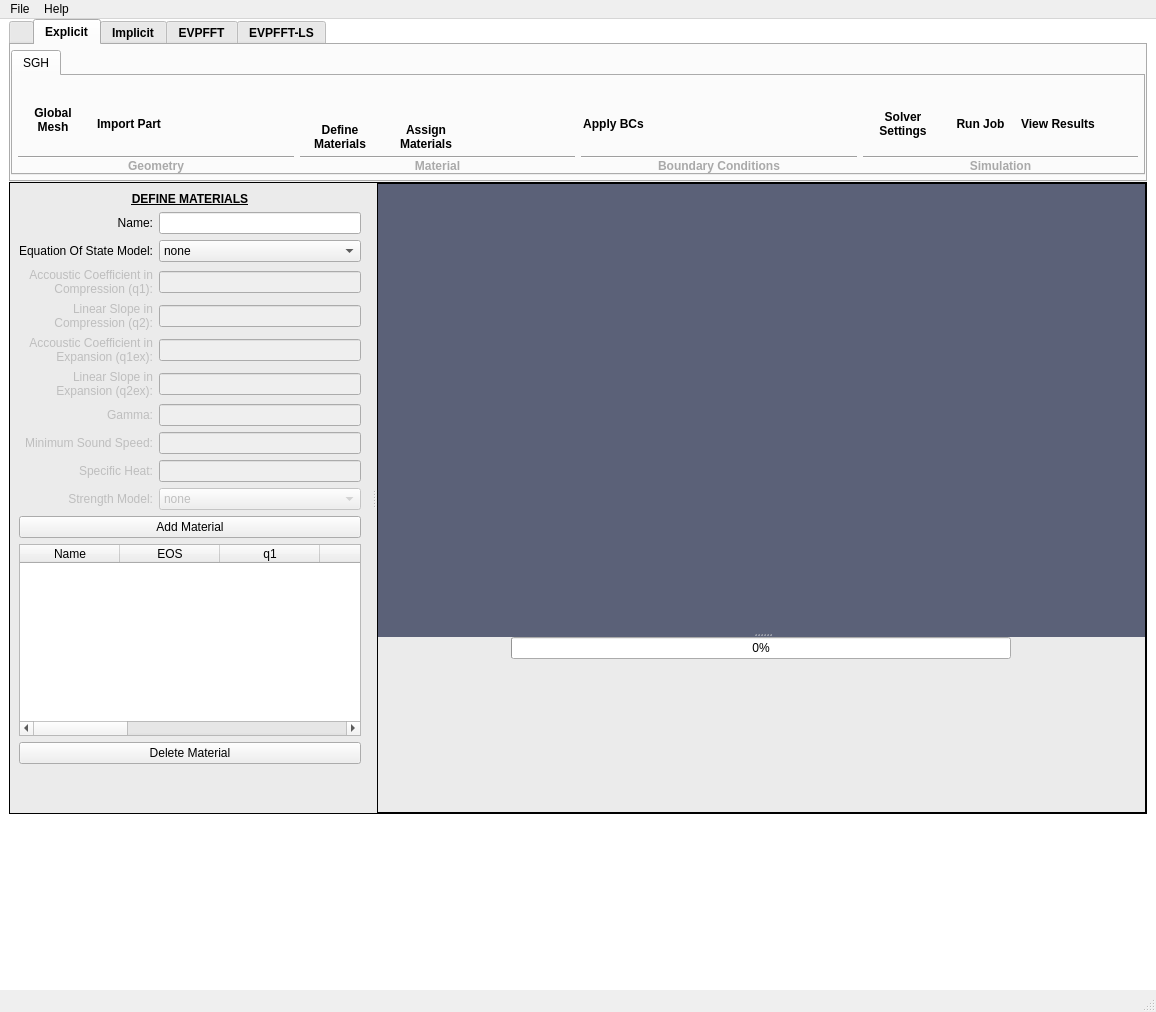
Old version of the form python/FIERRO-GUI/fierro_gui/FIERRO_GUI.ui in the repository lanl/Fierro.
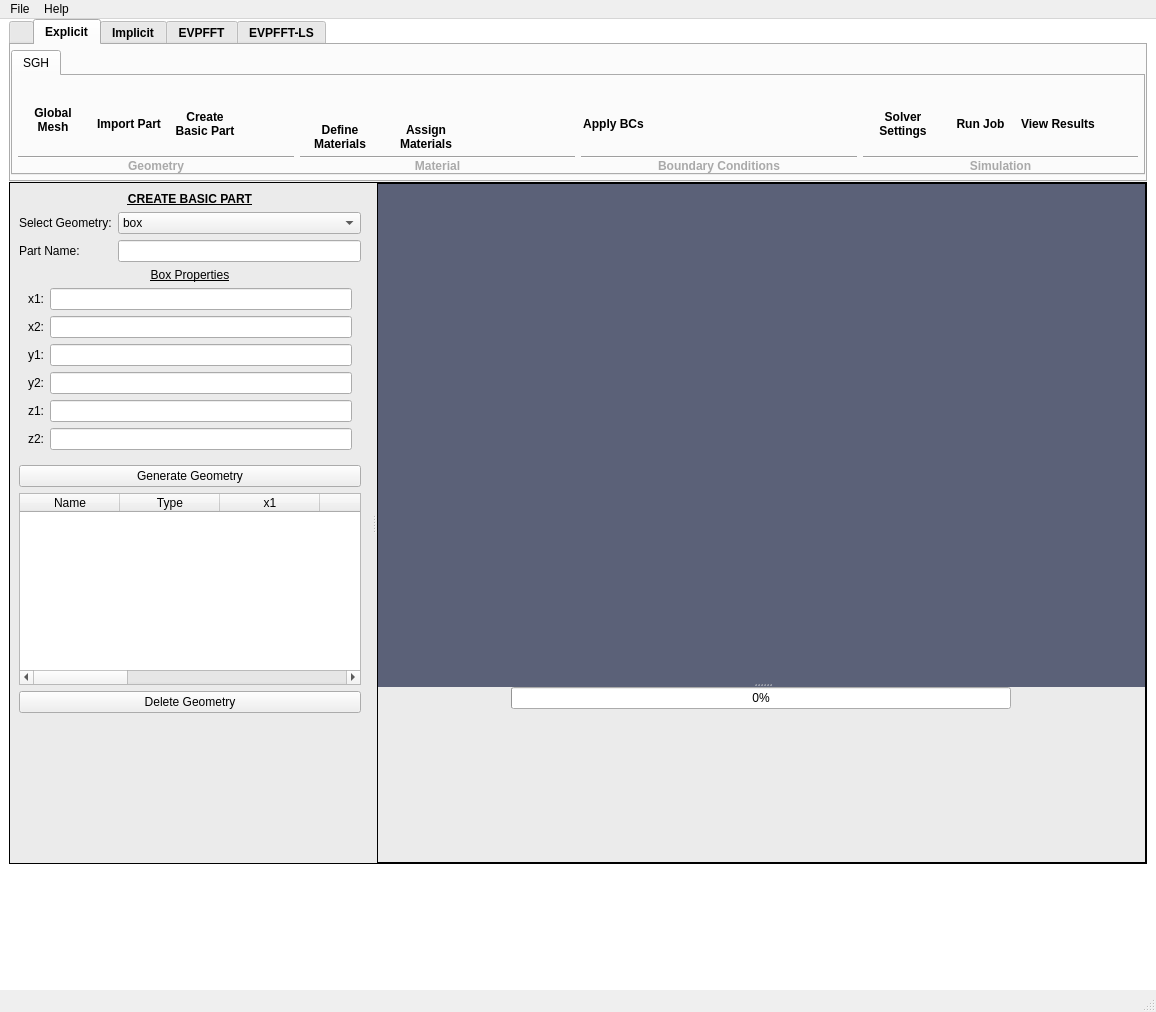
New version of the form. The open tabs and pages were chosen to show the change. Icons and pictures are not drawn.

Patch:
```diff
--- a/python/FIERRO-GUI/fierro_gui/FIERRO_GUI.ui
+++ b/python/FIERRO-GUI/fierro_gui/FIERRO_GUI.ui
@@ -34,7 +34,7 @@
 #ParaviewFrame{
 	background-color: rgb(91, 97, 120);
 }
-#BImportPart:hover, #BDefineMaterial:hover, #BApplyBC:hover, #BSolverSettings:hover, #BRunEVPFFT:hover, #BViewResults:hover, #BGlobalMesh:hover, #BImportPartSGH:hover, #BDefineMaterialSGH:hover, #BAssignMaterialSGH:hover, #BApplyBCSGH:hover, #BSolverSettingsSGH:hover, #BViewResultsSGH:hover, #BRunSGH:hover{
+#BImportPart:hover, #BDefineMaterial:hover, #BApplyBC:hover, #BSolverSettings:hover, #BRunEVPFFT:hover, #BViewResults:hover, #BGlobalMesh:hover, #BImportPartSGH:hover, #BDefineMaterialSGH:hover, #BAssignMaterialSGH:hover, #BApplyBCSGH:hover, #BSolverSettingsSGH:hover, #BViewResultsSGH:hover, #BRunSGH:hover, #BCreateBasicPart:hover{
 	background-color: rgb(192, 192, 192);
 	border-radius: 15px;
 }
@@ -184,7 +184,7 @@
                  <property name="frameShadow">
                   <enum>QFrame::Raised</enum>
                  </property>
-                 <layout class="QHBoxLayout" name="horizontalLayout_26">
+                 <layout class="QHBoxLayout" name="horizontalLayout_10">
                   <property name="leftMargin">
                    <number>0</number>
                   </property>
@@ -266,6 +266,75 @@
                     </layout>
                    </widget>
                   </item>
+                  <item>
+                   <widget class="QFrame" name="ImportPart_6">
+                    <property name="minimumSize">
+                     <size>
+                      <width>70</width>
+                      <height>80</height>
+                     </size>
+                    </property>
+                    <property name="maximumSize">
+                     <size>
+                      <width>70</width>
+                      <height>80</height>
+                     </size>
+                    </property>
+                    <property name="frameShape">
+                     <enum>QFrame::NoFrame</enum>
+                    </property>
+                    <property name="frameShadow">
+                     <enum>QFrame::Raised</enum>
+                    </property>
+                    <layout class="QVBoxLayout" name="verticalLayout_70">
+                     <property name="spacing">
+                      <number>0</number>
+                     </property>
+                     <property name="leftMargin">
+                      <number>0</number>
+                     </property>
+                     <property name="topMargin">
+                      <number>0</number>
+                     </property>
+                     <property name="rightMargin">
+                      <number>0</number>
+                     </property>
+                     <property name="bottomMargin">
+                      <number>5</number>
+                     </property>
+                     <item>
+                      <widget class="QPushButton" name="BImportPartSGH">
+                       <property name="text">
+                        <string/>
+                       </property>
+                       <property name="icon">
+                        <iconset resource="Icons/IconResourceFile.qrc">
+                         <normaloff>:/Blue Icons/Blue Icons/DownloadCube.svg</normaloff>:/Blue Icons/Blue Icons/DownloadCube.svg</iconset>
+                       </property>
+                       <property name="iconSize">
+                        <size>
+                         <width>50</width>
+                         <height>50</height>
+                        </size>
+                       </property>
+                       <property name="flat">
+                        <bool>true</bool>
+                       </property>
+                      </widget>
+                     </item>
+                     <item>
+                      <widget class="QLabel" name="LImportPart_7">
+                       <property name="text">
+                        <string>&lt;html&gt;&lt;head/&gt;&lt;body&gt;&lt;p align=&quot;center&quot;&gt;&lt;span style=&quot; font-weight:700;&quot;&gt;Import Part&lt;/span&gt;&lt;/p&gt;&lt;/body&gt;&lt;/html&gt;</string>
+                       </property>
+                       <property name="wordWrap">
+                        <bool>true</bool>
+                       </property>
+                      </widget>
+                     </item>
+                    </layout>
+                   </widget>
+                  </item>
                   <item>
                    <widget class="QFrame" name="ImportPart_4">
                     <property name="minimumSize">
@@ -303,13 +372,13 @@
                       <number>5</number>
                      </property>
                      <item>
-                      <widget class="QPushButton" name="BImportPartSGH">
+                      <widget class="QPushButton" name="BCreateBasicPart">
                        <property name="text">
                         <string/>
                        </property>
                        <property name="icon">
                         <iconset resource="Icons/IconResourceFile.qrc">
-                         <normaloff>:/Blue Icons/Blue Icons/Cube.svg</normaloff>:/Blue Icons/Blue Icons/Cube.svg</iconset>
+                         <normaloff>:/Blue Icons/Blue Icons/Shapes.svg</normaloff>:/Blue Icons/Blue Icons/Shapes.svg</iconset>
                        </property>
                        <property name="iconSize">
                         <size>
@@ -325,7 +394,7 @@
                      <item>
                       <widget class="QLabel" name="LImportPart_4">
                        <property name="text">
-                        <string>&lt;html&gt;&lt;head/&gt;&lt;body&gt;&lt;p align=&quot;center&quot;&gt;&lt;span style=&quot; font-weight:700;&quot;&gt;Import Part&lt;/span&gt;&lt;/p&gt;&lt;/body&gt;&lt;/html&gt;</string>
+                        <string>&lt;html&gt;&lt;head/&gt;&lt;body&gt;&lt;p align=&quot;center&quot;&gt;&lt;span style=&quot; font-weight:700;&quot;&gt;Create Basic Part&lt;/span&gt;&lt;/p&gt;&lt;/body&gt;&lt;/html&gt;</string>
                        </property>
                        <property name="wordWrap">
                         <bool>true</bool>
@@ -1975,7 +2044,7 @@
            <enum>QFrame::NoFrame</enum>
           </property>
           <property name="currentIndex">
-           <number>7</number>
+           <number>3</number>
           </property>
           <widget class="QWidget" name="TitlePage">
            <property name="minimumSize">
@@ -3420,6 +3489,399 @@
             </item>
            </layout>
           </widget>
+          <widget class="QWidget" name="page_5">
+           <layout class="QVBoxLayout" name="verticalLayout_29">
+            <item>
+             <widget class="QLabel" name="LBasicGeometry">
+              <property name="text">
+               <string>&lt;html&gt;&lt;head/&gt;&lt;body&gt;&lt;p align=&quot;center&quot;&gt;&lt;span style=&quot; font-weight:700; text-decoration: underline;&quot;&gt;CREATE BASIC PART&lt;/span&gt;&lt;/p&gt;&lt;/body&gt;&lt;/html&gt;</string>
+              </property>
+             </widget>
+            </item>
+            <item>
+             <widget class="QFrame" name="frame_6">
+              <property name="frameShape">
+               <enum>QFrame::NoFrame</enum>
+              </property>
+              <property name="frameShadow">
+               <enum>QFrame::Raised</enum>
+              </property>
+              <layout class="QFormLayout" name="formLayout_14">
+               <property name="leftMargin">
+                <number>0</number>
+               </property>
+               <property name="topMargin">
+                <number>0</number>
+               </property>
+               <property name="rightMargin">
+                <number>0</number>
+               </property>
+               <property name="bottomMargin">
+                <number>0</number>
+               </property>
+               <item row="0" column="1">
+                <widget class="QComboBox" name="INSelectBasicGeometry">
+                 <item>
+                  <property name="text">
+                   <string>box</string>
+                  </property>
+                 </item>
+                 <item>
+                  <property name="text">
+                   <string>sphere</string>
+                  </property>
+                 </item>
+                 <item>
+                  <property name="text">
+                   <string>cylinder</string>
+                  </property>
+                 </item>
+                </widget>
+               </item>
+               <item row="0" column="0">
+                <widget class="QLabel" name="LSelectGeometry">
+                 <property name="text">
+                  <string>Select Geometry:</string>
+                 </property>
+                </widget>
+               </item>
+               <item row="1" column="1">
+                <widget class="QLineEdit" name="INBasicGeometryName"/>
+               </item>
+               <item row="1" column="0">
+                <widget class="QLabel" name="LBasicGName">
+                 <property name="text">
+                  <string>Part Name:</string>
+                 </property>
+                </widget>
+               </item>
+              </layout>
+             </widget>
+            </item>
+            <item alignment="Qt::AlignTop">
+             <widget class="QStackedWidget" name="BasicGeometries">
+              <property name="currentIndex">
+               <number>2</number>
+              </property>
+              <widget class="QWidget" name="BoxProperties">
+               <layout class="QVBoxLayout" name="verticalLayout_35">
+                <property name="topMargin">
+                 <number>0</number>
+                </property>
+                <item>
+                 <widget class="QLabel" name="LBoxProperties">
+                  <property name="text">
+                   <string>&lt;html&gt;&lt;head/&gt;&lt;body&gt;&lt;p align=&quot;center&quot;&gt;&lt;span style=&quot; text-decoration: underline;&quot;&gt;Box Properties&lt;/span&gt;&lt;/p&gt;&lt;/body&gt;&lt;/html&gt;</string>
+                  </property>
+                 </widget>
+                </item>
+                <item>
+                 <widget class="QFrame" name="frame_10">
+                  <property name="frameShape">
+                   <enum>QFrame::NoFrame</enum>
+                  </property>
+                  <property name="frameShadow">
+                   <enum>QFrame::Raised</enum>
+                  </property>
+                  <layout class="QFormLayout" name="formLayout_15">
+                   <property name="leftMargin">
+                    <number>0</number>
+                   </property>
+                   <property name="topMargin">
+                    <number>0</number>
+                   </property>
+                   <property name="rightMargin">
+                    <number>0</number>
+                   </property>
+                   <property name="bottomMargin">
+                    <number>0</number>
+                   </property>
+                   <item row="0" column="0">
+                    <widget class="QLabel" name="LBoxx1">
+                     <property name="text">
+                      <string>x1:</string>
+                     </property>
+                    </widget>
+                   </item>
+                   <item row="0" column="1">
+                    <widget class="QLineEdit" name="INBoxx1"/>
+                   </item>
+                   <item row="1" column="0">
+                    <widget class="QLabel" name="LBoxx2">
+                     <property name="text">
+                      <string>x2:</string>
+                     </property>
+                    </widget>
+                   </item>
+                   <item row="1" column="1">
+                    <widget class="QLineEdit" name="INBoxx2"/>
+                   </item>
+                   <item row="2" column="0">
+                    <widget class="QLabel" name="LBoxy1">
+                     <property name="text">
+                      <string>y1:</string>
+                     </property>
+                    </widget>
+                   </item>
+                   <item row="2" column="1">
+                    <widget class="QLineEdit" name="INBoxy1"/>
+                   </item>
+                   <item row="3" column="0">
+                    <widget class="QLabel" name="LBoxy2">
+                     <property name="text">
+                      <string>y2:</string>
+                     </property>
+                    </widget>
+                   </item>
+                   <item row="3" column="1">
+                    <widget class="QLineEdit" name="INBoxy2"/>
+                   </item>
+                   <item row="4" column="0">
+                    <widget class="QLabel" name="LBoxz1">
+                     <property name="text">
+                      <string>z1:</string>
+                     </property>
+                    </widget>
+                   </item>
+                   <item row="4" column="1">
+                    <widget class="QLineEdit" name="INBoxz1"/>
+                   </item>
+                   <item row="5" column="0">
+                    <widget class="QLabel" name="LBoxz2">
+                     <property name="text">
+                      <string>z2:</string>
+                     </property>
+                    </widget>
+                   </item>
+                   <item row="5" column="1">
+                    <widget class="QLineEdit" name="INBoxz2"/>
+                   </item>
+                  </layout>
+                 </widget>
+                </item>
+               </layout>
+              </widget>
+              <widget class="QWidget" name="SphereProperties">
+               <layout class="QVBoxLayout" name="verticalLayout_36">
+                <item>
+                 <widget class="QLabel" name="LSphereProperties">
+                  <property name="text">
+                   <string>&lt;html&gt;&lt;head/&gt;&lt;body&gt;&lt;p align=&quot;center&quot;&gt;&lt;span style=&quot; text-decoration: underline;&quot;&gt;3D Sphere Properties&lt;/span&gt;&lt;/p&gt;&lt;/body&gt;&lt;/html&gt;</string>
+                  </property>
+                 </widget>
+                </item>
+                <item>
+                 <widget class="QFrame" name="frame_11">
+                  <property name="frameShape">
+                   <enum>QFrame::NoFrame</enum>
+                  </property>
+                  <property name="frameShadow">
+                   <enum>QFrame::Raised</enum>
+                  </property>
+                  <layout class="QFormLayout" name="formLayout_16">
+                   <property name="leftMargin">
+                    <number>0</number>
+                   </property>
+                   <property name="topMargin">
+                    <number>0</number>
+                   </property>
+                   <property name="rightMargin">
+                    <number>0</number>
+                   </property>
+                   <property name="bottomMargin">
+                    <number>0</number>
+                   </property>
+                   <item row="0" column="0">
+                    <widget class="QLabel" name="LSphereri">
+                     <property name="text">
+                      <string>Inner Radius:</string>
+                     </property>
+                    </widget>
+                   </item>
+                   <item row="0" column="1">
+                    <widget class="QLineEdit" name="INSphereri"/>
+                   </item>
+                   <item row="1" column="0">
+                    <widget class="QLabel" name="LSpherero">
+                     <property name="text">
+                      <string>Outer Radius:</string>
+                     </property>
+                    </widget>
+                   </item>
+                   <item row="1" column="1">
+                    <widget class="QLineEdit" name="INSpherero"/>
+                   </item>
+                  </layout>
+                 </widget>
+                </item>
+                <item>
+                 <spacer name="verticalSpacer_15">
+                  <property name="orientation">
+                   <enum>Qt::Vertical</enum>
+                  </property>
+                  <property name="sizeHint" stdset="0">
+                   <size>
+                    <width>20</width>
+                    <height>40</height>
+                   </size>
+                  </property>
+                 </spacer>
+                </item>
+               </layout>
+              </widget>
+              <widget class="QWidget" name="CylinderProperties">
+               <layout class="QVBoxLayout" name="verticalLayout_37">
+                <item>
+                 <widget class="QLabel" name="LCylinderProperties">
+                  <property name="text">
+                   <string>&lt;html&gt;&lt;head/&gt;&lt;body&gt;&lt;p align=&quot;center&quot;&gt;&lt;span style=&quot; text-decoration: underline;&quot;&gt;2D Cylinder Properties&lt;/span&gt;&lt;/p&gt;&lt;/body&gt;&lt;/html&gt;</string>
+                  </property>
+                 </widget>
+                </item>
+                <item>
+                 <widget class="QFrame" name="frame_12">
+                  <property name="frameShape">
+                   <enum>QFrame::NoFrame</enum>
+                  </property>
+                  <property name="frameShadow">
+                   <enum>QFrame::Raised</enum>
+                  </property>
+                  <layout class="QFormLayout" name="formLayout_17">
+                   <property name="leftMargin">
+                    <number>0</number>
+                   </property>
+                   <property name="topMargin">
+                    <number>0</number>
+                   </property>
+                   <property name="rightMargin">
+                    <number>0</number>
+                   </property>
+                   <property name="bottomMargin">
+                    <number>0</number>
+                   </property>
+                   <item row="0" column="0">
+                    <widget class="QLabel" name="LCylinderri">
+                     <property name="text">
+                      <string>Inner Radius:</string>
+                     </property>
+                    </widget>
+                   </item>
+                   <item row="0" column="1">
+                    <widget class="QLineEdit" name="INCylinderri"/>
+                   </item>
+                   <item row="1" column="0">
+                    <widget class="QLabel" name="LCylinderro">
+                     <property name="text">
+                      <string>Outer Radius:</string>
+                     </property>
+                    </widget>
+                   </item>
+                   <item row="1" column="1">
+                    <widget class="QLineEdit" name="INCylinderro"/>
+                   </item>
+                  </layout>
+                 </widget>
+                </item>
+                <item>
+                 <spacer name="verticalSpacer_16">
+                  <property name="orientation">
+                   <enum>Qt::Vertical</enum>
+                  </property>
+                  <property name="sizeHint" stdset="0">
+                   <size>
+                    <width>20</width>
+                    <height>40</height>
+                   </size>
+                  </property>
+                 </spacer>
+                </item>
+               </layout>
+              </widget>
+             </widget>
+            </item>
+            <item>
+             <widget class="QPushButton" name="BGenerateBasicGeometry">
+              <property name="text">
+               <string>Generate Geometry</string>
+              </property>
+             </widget>
+            </item>
+            <item>
+             <widget class="QTableWidget" name="TBasicGeometries">
+              <column>
+               <property name="text">
+                <string>Name</string>
+               </property>
+              </column>
+              <column>
+               <property name="text">
+                <string>Type</string>
+               </property>
+              </column>
+              <column>
+               <property name="text">
+                <string>x1</string>
+               </property>
+              </column>
+              <column>
+               <property name="text">
+                <string>x2</string>
+               </property>
+              </column>
+              <column>
+               <property name="text">
+                <string>y1</string>
+               </property>
+              </column>
+              <column>
+               <property name="text">
+                <string>y2</string>
+               </property>
+              </column>
+              <column>
+               <property name="text">
+                <string>z1</string>
+               </property>
+              </column>
+              <column>
+               <property name="text">
+                <string>z2</string>
+               </property>
+              </column>
+              <column>
+               <property name="text">
+                <string>ri</string>
+               </property>
+              </column>
+              <column>
+               <property name="text">
+                <string>ro</string>
+               </property>
+              </column>
+             </widget>
+            </item>
+            <item>
+             <widget class="QPushButton" name="BDeleteBasicGeometry">
+              <property name="text">
+               <string>Delete Geometry</string>
+              </property>
+             </widget>
+            </item>
+            <item>
+             <spacer name="verticalSpacer_14">
+              <property name="orientation">
+               <enum>Qt::Vertical</enum>
+              </property>
+              <property name="sizeHint" stdset="0">
+               <size>
+                <width>20</width>
+                <height>40</height>
+               </size>
+              </property>
+             </spacer>
+            </item>
+           </layout>
+          </widget>
           <widget class="QWidget" name="DefineMaterialTool">
            <layout class="QVBoxLayout" name="verticalLayout_16">
             <item>
```
